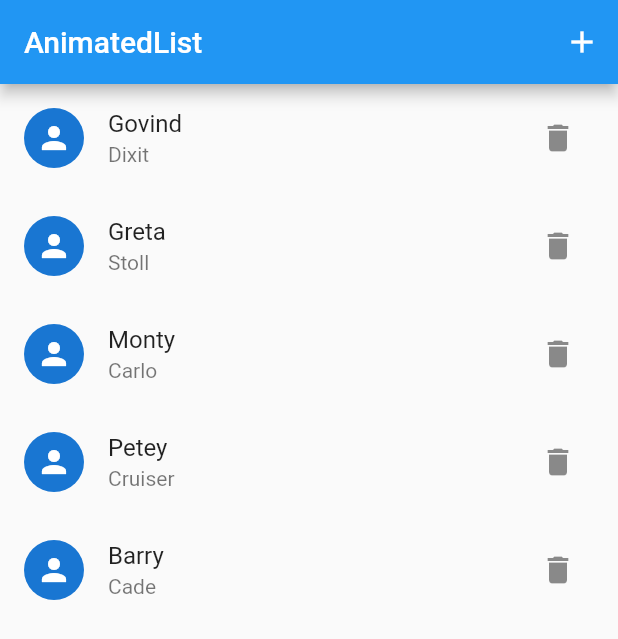
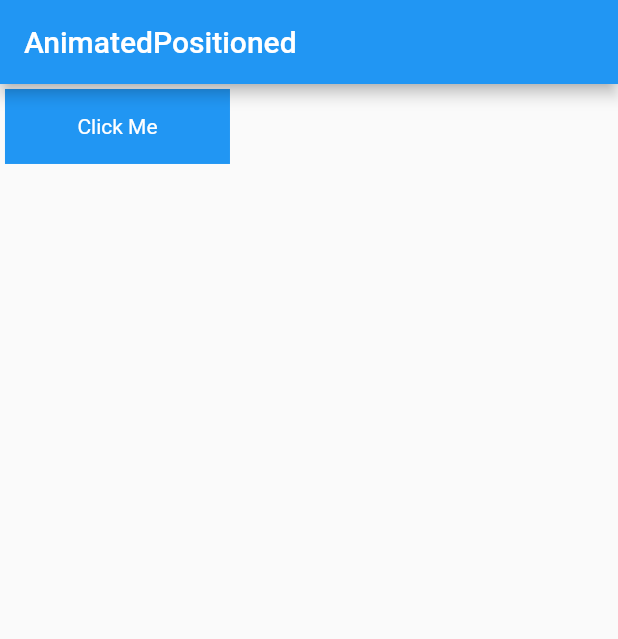
Before and after one commit to fenturechance/flutterPractice2021, a Flutter app: the screen it shows after launch, on a phone screen of 412 x 824 dp. Shown: the top 639 px of the screen. Run offline on Flutter 3.47's test engine with Material 2 defaults, Android fonts, the phone set to English and light mode, and no system bars.

Commit message:
AnimatedPositioned / InkWell / Theme.of / onPrimary / colorScheme / buttonTheme / primaryColor

```diff
--- a/lib/main.dart
+++ b/lib/main.dart
@@ -1,4 +1,5 @@
 import 'package:flutter/material.dart';
+import 'dart:math';
 
 void main() {
   runApp(MaterialApp(
@@ -14,103 +15,68 @@ class HomePage extends StatefulWidget {
 }
 
 class _HomePageState extends State<HomePage> {
-  final GlobalKey<AnimatedListState> _listKey = GlobalKey();
-  final listData = [
-    UserModel(0, 'Govind', 'Dixit'),
-    UserModel(1, 'Greta', 'Stoll'),
-    UserModel(2, 'Monty', 'Carlo'),
-    UserModel(3, 'Petey', 'Cruiser'),
-    UserModel(4, 'Barry', 'Cade'),
-  ];
-  final initialListSize = 5;
 
-  void addUser() {
+  late double topPosition;
+  late double leftPosition;
+
+  double generateTopPosition(double top) => Random().nextDouble() * top;
+
+  double generateLeftPosition(double left) => Random().nextDouble() * left;
+
+  @override
+  void initState() {
+    super.initState();
+    topPosition = generateTopPosition(30);
+    leftPosition = generateLeftPosition(30);
+  }
+
+  void changePosition(double top, double left) {
     setState(() {
-      var index = listData.length;
-      listData.add(
-        UserModel(++_maxIdValue, 'New', 'Person'),
-      );
-      _listKey.currentState!
-          .insertItem(index, duration: const Duration(milliseconds: 300));
+      topPosition = generateTopPosition(top);
+      leftPosition = generateLeftPosition(left);
     });
   }
 
-  void deleteUser(int id) {
-    setState(() {
-      final index = listData.indexWhere((u) => u.id == id);
-      var user = listData.removeAt(index);
-      _listKey.currentState!.removeItem(
-        index,
-        (context, animation) {
-          return FadeTransition(
-            opacity: CurvedAnimation(
-                parent: animation, curve: const Interval(0.5, 1.0)),
-            child: SizeTransition(
-              sizeFactor: CurvedAnimation(
-                  parent: animation, curve: const Interval(0.0, 1.0)),
-              axisAlignment: 0.0,
-              child: _buildItem(user),
-            ),
-          );
-        },
-        duration: const Duration(milliseconds: 600),
-      );
-    });
-  }
-
-  Widget _buildItem(UserModel user) {
-    return ListTile(
-      key: ValueKey<UserModel>(user),
-      title: Text(user.firstName),
-      subtitle: Text(user.lastName),
-      leading: const CircleAvatar(
-        child: Icon(Icons.person),
-      ),
-      trailing: IconButton(
-        icon: const Icon(Icons.delete),
-        onPressed: () => deleteUser(user.id),
-      ),
-    );
-  }
 
   @override
   Widget build(BuildContext context) {
+    final size = MediaQuery.of(context).size;
+    final appBar = AppBar(title: const Text('AnimatedPositioned'));
+    final topPadding = MediaQuery.of(context).padding.top;
     return Scaffold(
-      appBar: AppBar(
-        title: const Text('AnimatedList'),
-        actions: <Widget>[
-          IconButton(
-            icon: const Icon(Icons.add),
-            onPressed: addUser,
-          ),
-        ],
-      ),
-      body: SafeArea(
-        child: AnimatedList(
-          key: _listKey,
-          initialItemCount: 5,
-          itemBuilder: (context, index, animation) {
-            return FadeTransition(
-              opacity: animation,
-              child: _buildItem(listData[index]),
-            );
-          },
+      appBar: appBar,
+      body: SizedBox(
+        height: size.height,
+        width: size.width,
+        child: Stack(
+          children: [
+            AnimatedPositioned(
+              top: topPosition,
+              left: leftPosition,
+              duration: const Duration(seconds: 1),
+              child: InkWell(
+                onTap: () => changePosition(
+                    size.height -
+                        (appBar.preferredSize.height + topPadding + 50),
+                    size.width - 150),
+                child: Container(
+                  alignment: Alignment.center,
+                  width: 150,
+                  height: 50,
+                  child: Text(
+                    'Click Me',
+                    style: TextStyle(
+                      color:
+                          Theme.of(context).buttonTheme.colorScheme!.onPrimary,
+                    ),
+                  ),
+                  color: Theme.of(context).primaryColor,
+                ),
+              ),
+            ),
+          ],
         ),
       ),
     );
   }
 }
-
-class UserModel {
-  UserModel(
-    this.id,
-    this.firstName,
-    this.lastName,
-  );
-
-  final int id;
-  final String firstName;
-  final String lastName;
-}
-
-int _maxIdValue = 4;
```
